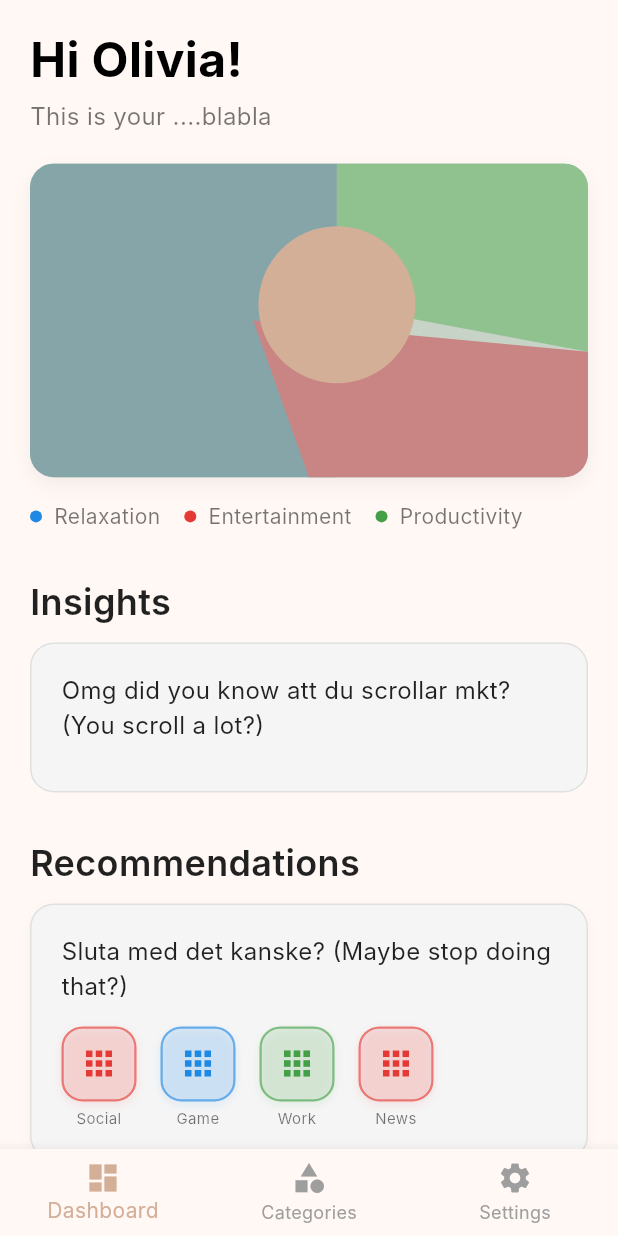
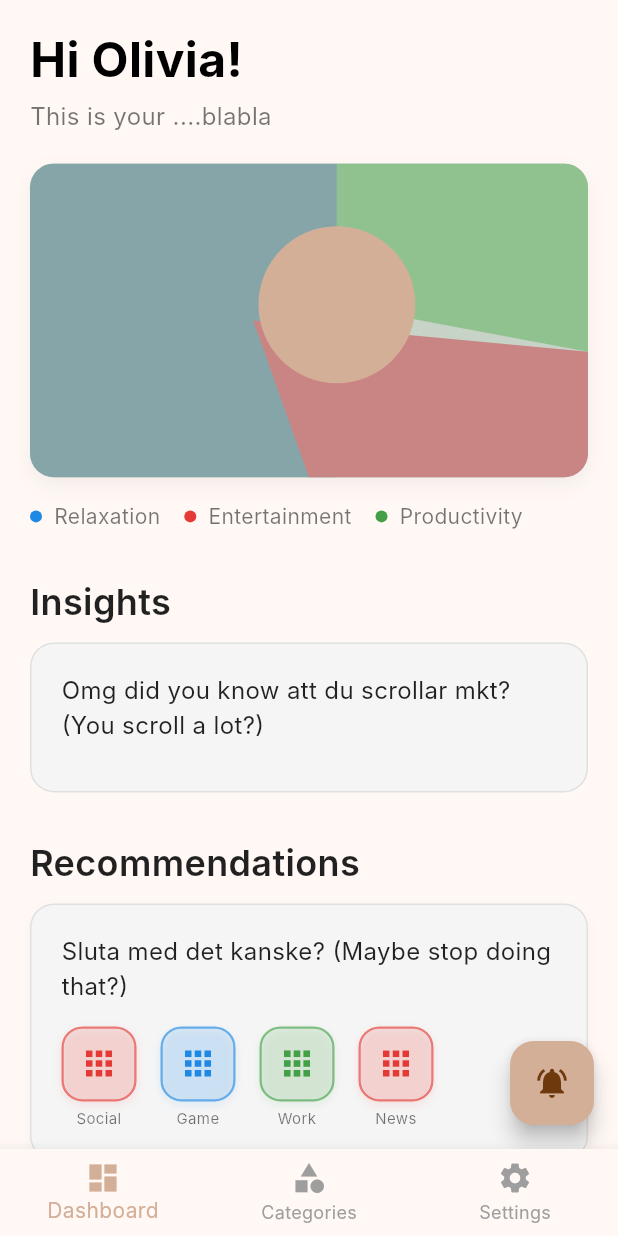
Before and after one commit to Meantfornothing/screentime, a Flutter app: the screen it shows after launch, on a phone screen of 412 x 824 dp. Run offline on Flutter 3.47's test engine with Material 3 defaults, Android fonts, the phone set to English and light mode, and no system bars; our stand-ins replace flutter_bloc, flutter_local_notifications, get_it, hive, hive_flutter; missing offline and left inert: app_usage, workmanager; accounts and stored records are empty; Roboto replaces fonts that are missing (Inter); statements that could not run were skipped.

Commit message:
dashboard notification button

```diff
--- a/lib/features/app_management/presentation/pages/dashboard_screen.dart
+++ b/lib/features/app_management/presentation/pages/dashboard_screen.dart
@@ -4,6 +4,9 @@ import '../../domain/entities/entities.dart';
 
 // --- Import Feature Widgets ---
 import '../widgets/widgets.dart';
+
+// --- Import Notification Service for Testing ---
+import '../../../../core/services/notification_service.dart';
 
 // --- Placeholder Data to match the Dashboard design ---
 final String mockUserName = 'Olivia';
@@ -42,7 +45,23 @@ class DashboardScreen extends StatelessWidget {
   @override
   Widget build(BuildContext context) {
     // Note: The AppBar is managed by the MainWrapper now, so we only build the body.
-    return SafeArea(
+    return Scaffold(
+      // FIX: Added FloatingActionButton for testing notifications
+      floatingActionButton: FloatingActionButton(
+        onPressed: () async {
+          await NotificationService.showNotification(
+            id: 999,
+            title: 'Test Notification',
+            body: 'This is a forced notification to verify the system works.',
+          );
+          ScaffoldMessenger.of(context).showSnackBar(
+            const SnackBar(content: Text('Notification Triggered!')),
+          );
+        },
+        backgroundColor: const Color(0xFFD4AF98),
+        child: const Icon(Icons.notifications_active),
+      ),
+      body: SafeArea(
         child: ListView(
           padding: const EdgeInsets.symmetric(horizontal: 20.0, vertical: 16.0),
           children: [
@@ -93,6 +112,7 @@ class DashboardScreen extends StatelessWidget {
             const SizedBox(height: 30), // Extra space above bottom nav
           ],
         ),
+      ),
     );
   }
 
```
Also changed, not shown: 1 other file. Lines whose indentation alone changed are shown as unchanged.
